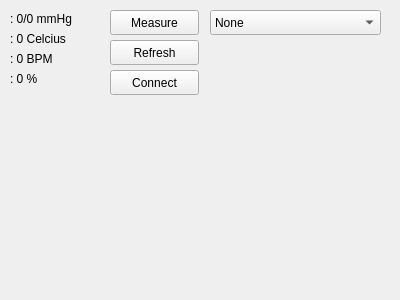
idmaping/covid19tracer, file polektor.ui: the form before one commit.
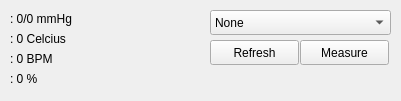
The form after the commit.

```diff
--- a/polektor.ui
+++ b/polektor.ui
@@ -6,8 +6,8 @@
    <rect>
     <x>0</x>
     <y>0</y>
-    <width>400</width>
-    <height>300</height>
+    <width>401</width>
+    <height>101</height>
    </rect>
   </property>
   <property name="windowTitle">
@@ -68,8 +68,8 @@
   <widget class="QPushButton" name="btn_measure">
    <property name="geometry">
     <rect>
-     <x>110</x>
-     <y>10</y>
+     <x>300</x>
+     <y>40</y>
      <width>89</width>
      <height>25</height>
     </rect>
@@ -81,7 +81,7 @@
   <widget class="QPushButton" name="btn_refresh">
    <property name="geometry">
     <rect>
-     <x>110</x>
+     <x>210</x>
      <y>40</y>
      <width>89</width>
      <height>25</height>
@@ -91,25 +91,12 @@
     <string>Refresh</string>
    </property>
   </widget>
-  <widget class="QPushButton" name="btn_connect">
-   <property name="geometry">
-    <rect>
-     <x>110</x>
-     <y>70</y>
-     <width>89</width>
-     <height>25</height>
-    </rect>
-   </property>
-   <property name="text">
-    <string>Connect</string>
-   </property>
-  </widget>
   <widget class="QComboBox" name="cb_serial">
    <property name="geometry">
     <rect>
      <x>210</x>
      <y>10</y>
-     <width>171</width>
+     <width>181</width>
      <height>25</height>
     </rect>
    </property>
```
